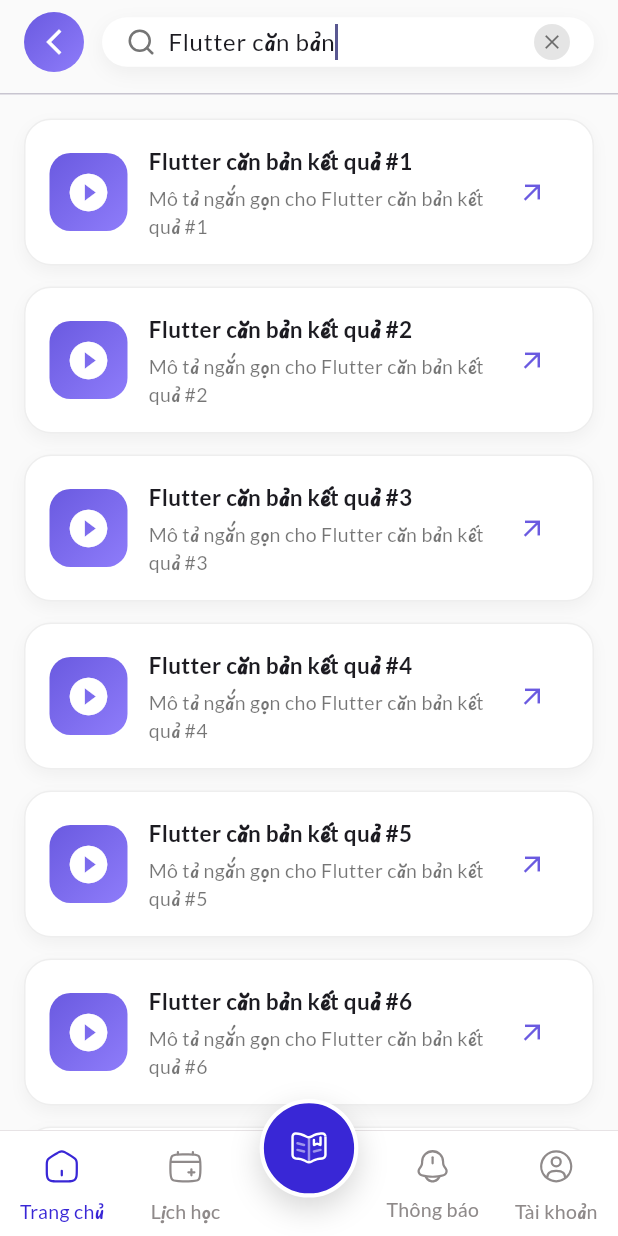
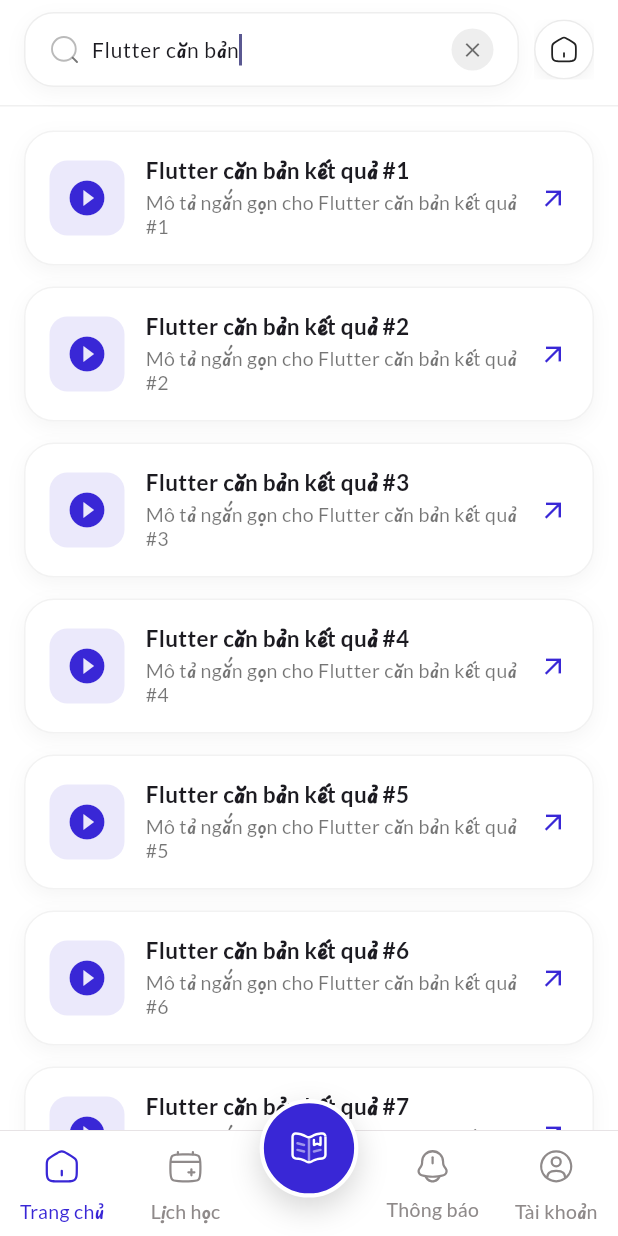
Before and after one commit to npnamdev/flutter-hoola-app-demo, a Flutter app: the SearchScreen screen opened by its route, after a tap on "Flutter căn bản", on a phone screen of 412 x 824 dp. Run offline on Flutter 3.47's test engine with Material 3 defaults, Android fonts, the phone set to English and light mode, and no system bars; our stand-ins replace flutter_lucide, flutter_riverpod, flutter_svg, go_router, google_fonts, google_sign_in and 2 more; accounts and stored records are empty; network calls fail.

Commit message:
update search sceeen

```diff
--- a/lib/core/constants/app_tokens.dart
+++ b/lib/core/constants/app_tokens.dart
@@ -39,4 +39,13 @@ class AppShadows {
           offset: const Offset(0, 8),
         ),
       ];
+
+  // Soft shadow for search bar / chips
+  static List<BoxShadow> get soft => [
+        BoxShadow(
+          color: Colors.black.withOpacity(.04),
+          blurRadius: 10,
+          offset: const Offset(0, 4),
+        ),
+      ];
 }
--- a/lib/features/home/presentation/pages/home_screen.dart
+++ b/lib/features/home/presentation/pages/home_screen.dart
@@ -130,7 +130,12 @@ class _HomeScreenState extends State<HomeScreen>
                           userName: 'Phương Nam',
                           lightMode: true,
                           showSearchIcon: true,
-                          onSearch: () {},
+                          onSearch: () {
+                            if (mounted) {
+                              // Sử dụng push để có thể pop quay lại màn hình home
+                              context.push(AppRoutes.search);
+                            }
+                          },
                           onNotification: _togglePanel,
                         ),
                       ),
--- a/lib/features/home/presentation/widgets/banner/components/top_bar.dart
+++ b/lib/features/home/presentation/widgets/banner/components/top_bar.dart
@@ -100,10 +100,16 @@ class TopBar extends StatelessWidget {
             child: Row(
               children: [
                 if (showSearchIcon)
-                  _SvgIconButton(
-                    svg: AppSvgIcons.search,
-                    onTap: onSearch,
-                    lightMode: lightMode,
+                  Hero(
+                    tag: 'search_bar_hero',
+                    flightShuttleBuilder: (context, animation, direction, fromCtx, toCtx) {
+                      return FadeTransition(opacity: animation, child: toCtx.widget);
+                    },
+                    child: _SvgIconButton(
+                      svg: AppSvgIcons.search,
+                      onTap: onSearch,
+                      lightMode: lightMode,
+                    ),
                   ),
                 if (showSearchIcon) const SizedBox(width: 8),
                 _SvgIconButton(
--- a/lib/features/search/presentation/pages/search_screen.dart
+++ b/lib/features/search/presentation/pages/search_screen.dart
@@ -1,6 +1,9 @@
 import 'package:flutter/material.dart';
+import 'package:go_router/go_router.dart';
 import 'package:google_fonts/google_fonts.dart';
-import 'package:flutter_lucide/flutter_lucide.dart';
+import 'package:my_app/core/constants/app_svg_icons.dart';
+import 'package:my_app/core/constants/app_tokens.dart';
+import 'package:my_app/core/constants/app_colors.dart';
 
 class SearchScreen extends StatefulWidget {
   const SearchScreen({super.key});
@@ -22,7 +25,7 @@ class _SearchScreenState extends State<SearchScreen> {
   @override
   Widget build(BuildContext context) {
     return Scaffold(
-      backgroundColor: Colors.grey.shade50,
+      backgroundColor: Colors.white,
       body: SafeArea(
         bottom: false,
         child: Column(
@@ -32,20 +35,25 @@ class _SearchScreenState extends State<SearchScreen> {
               query: _query,
               onChanged: (v) => setState(() => _query = v.trim()),
             ),
-            const Divider(height: 1),
             Expanded(
               child: AnimatedSwitcher(
                 duration: const Duration(milliseconds: 300),
                 switchInCurve: Curves.easeOutCubic,
                 switchOutCurve: Curves.easeInCubic,
                 child: _query.isEmpty
-                    ? _Suggestions(onSelect: (s) {
+                    ? _Suggestions(
+                        key: const ValueKey('search_suggestions_panel'),
+                        onSelect: (s) {
                           setState(() {
                             _query = s;
                             _controller.text = s;
                           });
-                      })
-                    : _Results(query: _query),
+                        },
+                      )
+                    : _Results(
+                        key: const ValueKey('search_results_list'),
+                        query: _query,
+                      ),
               ),
             ),
           ],
@@ -60,78 +68,121 @@ class _Header extends StatelessWidget {
   final TextEditingController controller;
   final String query;
   final ValueChanged<String> onChanged;
-  const _Header({required this.controller, required this.query, required this.onChanged});
+  const _Header({
+    required this.controller,
+    required this.query,
+    required this.onChanged,
+  });
 
   @override
   Widget build(BuildContext context) {
-    return Padding(
-      padding: const EdgeInsets.fromLTRB(16, 8, 16, 14),
+    return Container(
+      padding: const EdgeInsets.fromLTRB(16, 8, 16, 12),
+      decoration: BoxDecoration(
+        color: Colors.white,
+        border: Border(
+          bottom: BorderSide(color: Colors.black.withOpacity(.06), width: 1),
+        ),
+      ),
       child: Row(
         children: [
-          InkWell(
-            borderRadius: BorderRadius.circular(28),
-            onTap: () => Navigator.of(context).maybePop(),
-            child: Container(
-              padding: const EdgeInsets.all(10),
-              decoration: const BoxDecoration(
-                shape: BoxShape.circle,
-                gradient: LinearGradient(
-                  colors: [Color(0xFF6A5AE0), Color(0xFF8E7CFA)],
-                  begin: Alignment.topLeft,
-                  end: Alignment.bottomRight,
-                ),
-              ),
-              child: const Icon(Icons.arrow_back_ios_new, size: 20, color: Colors.white),
-            ),
-          ),
-          const SizedBox(width: 12),
+          // Expanded search bar now takes full width minus trailing home button
           Expanded(
-            child: Container(
+            child: Hero(
+              tag: 'search_bar_hero',
+              flightShuttleBuilder: (context, animation, direction, fromCtx, toCtx) {
+                return FadeTransition(
+                  opacity: animation,
+                  child: toCtx.widget,
+                );
+              },
+              child: AnimatedContainer(
+                duration: const Duration(milliseconds: 220),
+                height: 50,
+                padding: const EdgeInsets.symmetric(horizontal: 16),
                 decoration: BoxDecoration(
                   color: Colors.white,
-                borderRadius: BorderRadius.circular(28),
-                boxShadow: [
-                  BoxShadow(
-                    color: Colors.black.withOpacity(0.05),
-                    blurRadius: 10,
-                    offset: const Offset(0, 4),
+                  borderRadius: BorderRadius.circular(AppRadii.lg),
+                  border: Border.all(color: Colors.grey.shade200),
+                  boxShadow: AppShadows.soft,
                 ),
-                ],
-              ),
-              padding: const EdgeInsets.symmetric(horizontal: 16),
                 child: Row(
                   children: [
-                  const Icon(LucideIcons.search, size: 20, color: Colors.black54),
+                    const SvgIcon(AppSvgIcons.search, size: 20, color: Colors.black54),
                     const SizedBox(width: 8),
                     Expanded(
                       child: TextField(
+                        key: const ValueKey('search_field'),
                         controller: controller,
                         onChanged: onChanged,
                         autofocus: true,
-                      decoration: InputDecoration(
+                        style: GoogleFonts.lato(
+                          fontSize: 14,
+                          fontWeight: FontWeight.w500,
+                        ),
+                        decoration: const InputDecoration(
                           hintText: 'Tìm kiếm khoá học, sự kiện...',
+                          hintStyle: TextStyle(fontSize: 13, color: Colors.black45),
                           border: InputBorder.none,
                           isDense: true,
-                      ),
-                      style: GoogleFonts.lato(fontSize: 16, fontWeight: FontWeight.w500),
+                          contentPadding: EdgeInsets.only(bottom: 0),
                         ),
                       ),
-                  if (query.isNotEmpty)
-                    GestureDetector(
+                    ),
+                    AnimatedOpacity(
+                      opacity: query.isNotEmpty ? 1 : 0,
+                      duration: const Duration(milliseconds: 180),
+                      child: GestureDetector(
                         onTap: () {
                           controller.clear();
                           onChanged('');
                         },
                         child: Container(
-                        padding: const EdgeInsets.all(4),
-                        decoration: const BoxDecoration(
+                          padding: const EdgeInsets.all(6),
+                          decoration: BoxDecoration(
                             shape: BoxShape.circle,
-                          color: Color(0xFFE5E5E5),
+                            color: Colors.grey.shade200,
                           ),
                           child: const Icon(Icons.close, size: 16, color: Colors.black54),
                         ),
                       ),
+                    ),
                   ],
+                ),
+              ),
+            ),
+          ),
+          const SizedBox(width: 10),
+          Material(
+            color: Colors.white,
+            shape: const CircleBorder(),
+            child: InkWell(
+              customBorder: const CircleBorder(),
+              onTap: () {
+                context.go('/home');
+              },
+              child: Ink(
+                width: 40,
+                height: 40,
+                decoration: BoxDecoration(
+                  shape: BoxShape.circle,
+                  border: Border.all(color: Colors.black.withOpacity(.08)),
+                  boxShadow: [
+                    BoxShadow(
+                      color: Colors.black.withOpacity(.05),
+                      blurRadius: 8,
+                      offset: const Offset(0, 3),
+                    ),
+                  ],
+                  color: Colors.white,
+                ),
+                child: const Center(
+                  child: SvgIcon(
+                    AppSvgIcons.home,
+                    size: 19,
+                    color: Colors.black87,
+                  ),
+                ),
               ),
             ),
           ),
@@ -143,96 +194,63 @@ class _Header extends StatelessWidget {
 
 class _Suggestions extends StatelessWidget {
   final ValueChanged<String> onSelect;
-  const _Suggestions({required this.onSelect});
+  const _Suggestions({super.key, required this.onSelect});
 
   @override
   Widget build(BuildContext context) {
     final suggestions = [
-      'Flutter căn bản', 'Kotlin nâng cao', 'Data Science',
-      'UI/UX', 'Web Fullstack', 'AI cơ bản', 'Dart tips', 'Design System'
+      'Flutter căn bản',
+      'Kotlin nâng cao',
+      'Data Science',
+      'UI/UX',
+      'Web Fullstack',
+      'AI cơ bản',
+      'Dart tips',
+      'Design System',
     ];
-    final recents = ['Flutter', 'Workshop', 'UI'];
-
-    return SingleChildScrollView(
-      padding: const EdgeInsets.fromLTRB(20, 24, 20, 40),
+    // Only show popular suggestions now (recent searches removed as per request)
+    return Align(
+      alignment: Alignment.topCenter,
+      child: SingleChildScrollView(
+  padding: const EdgeInsets.fromLTRB(20, 20, 20, 40),
         child: Column(
           crossAxisAlignment: CrossAxisAlignment.start,
           children: [
-          // --- Gợi ý phổ biến ---
             Row(
               children: [
-              const Icon(Icons.local_fire_department, color: Colors.orange, size: 20),
+                const Icon(
+                  Icons.local_fire_department,
+                  color: Colors.orange,
+                  size: 20,
+                ),
                 const SizedBox(width: 6),
                 Text(
                   'Gợi ý phổ biến',
-                style: GoogleFonts.lato(fontSize: 17, fontWeight: FontWeight.w700),
+                  style: GoogleFonts.lato(
+                    fontSize: 17,
+                    fontWeight: FontWeight.w700,
+                  ),
                 ),
               ],
             ),
             const SizedBox(height: 16),
             Wrap(
-            spacing: 12,
-            runSpacing: 12,
-            children: suggestions.map((s) => _Chip(label: s, onTap: () => onSelect(s))).toList(),
-          ),
-
-          const SizedBox(height: 32),
-
-          // --- Từ khoá gần đây ---
-          Row(
-            children: [
-              const Icon(Icons.history, color: Colors.indigo, size: 20),
-              const SizedBox(width: 6),
-              Text(
-                'Tìm kiếm gần đây',
-                style: GoogleFonts.lato(fontSize: 17, fontWeight: FontWeight.w700),
+              spacing: 10,
+              runSpacing: 10,
+              children: suggestions
+                  .map((s) => _Chip(label: s, onTap: () => onSelect(s)))
+                  .toList(),
             ),
           ],
         ),
-          const SizedBox(height: 16),
-          Column(
-            children: recents.map((r) {
-              return Container(
-                margin: const EdgeInsets.only(bottom: 12),
-                padding: const EdgeInsets.symmetric(horizontal: 14, vertical: 12),
-                decoration: BoxDecoration(
-                  color: Colors.white,
-                  borderRadius: BorderRadius.circular(14),
-                  border: Border.all(color: Colors.grey.shade200),
-                  boxShadow: [
-                    BoxShadow(
-                      color: Colors.black.withOpacity(0.03),
-                      blurRadius: 6,
-                      offset: const Offset(0, 3),
-                    )
-                  ],
-                ),
-                child: Row(
-                  children: [
-                    const Icon(Icons.history, size: 18, color: Colors.grey),
-                    const SizedBox(width: 10),
-                    Expanded(
-                      child: Text(r, style: GoogleFonts.lato(fontSize: 15, fontWeight: FontWeight.w500)),
-                    ),
-                    IconButton(
-                      onPressed: () => onSelect(r),
-                      icon: const Icon(Icons.north_east, size: 18, color: Colors.indigo),
-                    )
-                  ],
-                ),
-              );
-            }).toList(),
-          ),
-        ],
       ),
     );
   }
 }
 
-
 class _Results extends StatelessWidget {
   final String query;
-  const _Results({required this.query});
+  const _Results({super.key, required this.query});
 
   @override
   Widget build(BuildContext context) {
@@ -266,58 +284,65 @@ class _ResultCard extends StatelessWidget {
 
   @override
   Widget build(BuildContext context) {
-    return AnimatedContainer(
-      duration: const Duration(milliseconds: 200),
+    return InkWell(
+      borderRadius: BorderRadius.circular(AppRadii.lg),
+      onTap: () {},
+      child: AnimatedContainer(
+        duration: const Duration(milliseconds: 180),
+        curve: Curves.easeOut,
         margin: const EdgeInsets.only(bottom: 14),
         padding: const EdgeInsets.all(16),
         decoration: BoxDecoration(
           color: Colors.white,
-        borderRadius: BorderRadius.circular(18),
-        border: Border.all(color: Colors.grey.shade200),
-        boxShadow: [
-          BoxShadow(
-            color: Colors.black.withOpacity(0.04),
-            blurRadius: 8,
-            offset: const Offset(0, 4),
-          ),
-        ],
+          borderRadius: BorderRadius.circular(AppRadii.lg),
+          border: Border.all(color: Colors.black.withOpacity(.05)),
+          boxShadow: AppShadows.soft,
         ),
         child: Row(
           children: [
             Container(
-            width: 52,
-            height: 52,
+              width: 50,
+              height: 50,
               decoration: BoxDecoration(
-              gradient: const LinearGradient(
-                colors: [Color(0xFF6A5AE0), Color(0xFF8E7CFA)],
-                begin: Alignment.topLeft,
-                end: Alignment.bottomRight,
+                color: AppColors.primary.withOpacity(.10),
+                borderRadius: BorderRadius.circular(AppRadii.md),
               ),
-              borderRadius: BorderRadius.circular(14),
+              child: const Icon(
+                Icons.play_circle_fill,
+                color: AppColors.primary,
+                size: 28,
               ),
-            child: const Icon(Icons.play_circle_fill, color: Colors.white, size: 30),
             ),
             const SizedBox(width: 14),
             Expanded(
               child: Column(
                 crossAxisAlignment: CrossAxisAlignment.start,
                 children: [
-                Text(title, style: GoogleFonts.lato(fontSize: 15, fontWeight: FontWeight.w700)),
+                  Text(
+                    title,
+                    style: GoogleFonts.lato(
+                      fontSize: 15,
+                      fontWeight: FontWeight.w700,
+                      height: 1.15,
+                    ),
+                  ),
                   const SizedBox(height: 4),
                   Text(
                     subtitle,
-                  style: GoogleFonts.lato(fontSize: 13, color: Colors.black54),
+                    style: GoogleFonts.lato(
+                      fontSize: 13,
+                      color: Colors.black54,
+                      height: 1.3,
+                    ),
                     maxLines: 2,
                     overflow: TextOverflow.ellipsis,
                   ),
                 ],
               ),
             ),
-          IconButton(
-            icon: const Icon(Icons.arrow_outward, size: 20, color: Color(0xFF6A5AE0)),
-            onPressed: () {},
+            const Icon(Icons.arrow_outward, size: 20, color: AppColors.primary),
+          ],
         ),
-        ],
       ),
     );
   }
@@ -331,23 +356,23 @@ class _Chip extends StatelessWidget {
   @override
   Widget build(BuildContext context) {
     return InkWell(
-      borderRadius: BorderRadius.circular(26),
+      borderRadius: BorderRadius.circular(30),
       onTap: onTap,
-      child: Container(
-        padding: const EdgeInsets.symmetric(horizontal: 16, vertical: 10),
+      child: AnimatedContainer(
+        duration: const Duration(milliseconds: 160),
+        padding: const EdgeInsets.symmetric(horizontal: 16, vertical: 9),
         decoration: BoxDecoration(
-          gradient: const LinearGradient(
-            colors: [Color(0xFFEEF0FF), Color(0xFFF5F5FF)],
-          ),
-          borderRadius: BorderRadius.circular(26),
-          border: Border.all(color: Colors.indigo.shade100),
+          color: Colors.white,
+          borderRadius: BorderRadius.circular(30),
+          border: Border.all(color: Colors.black.withOpacity(.06)),
+          boxShadow: AppShadows.soft,
         ),
         child: Text(
           label,
           style: GoogleFonts.lato(
             fontSize: 14,
             fontWeight: FontWeight.w600,
-            color: Colors.indigo.shade700,
+            color: AppColors.primary,
           ),
         ),
       ),
```
Lines whose indentation alone changed are shown as unchanged.
